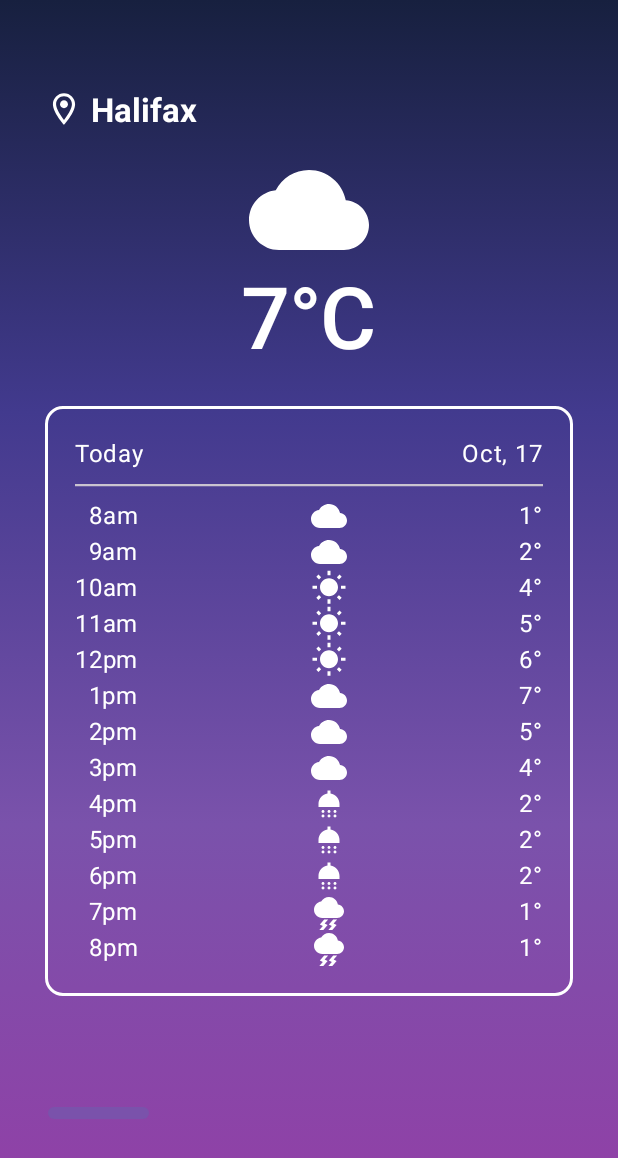
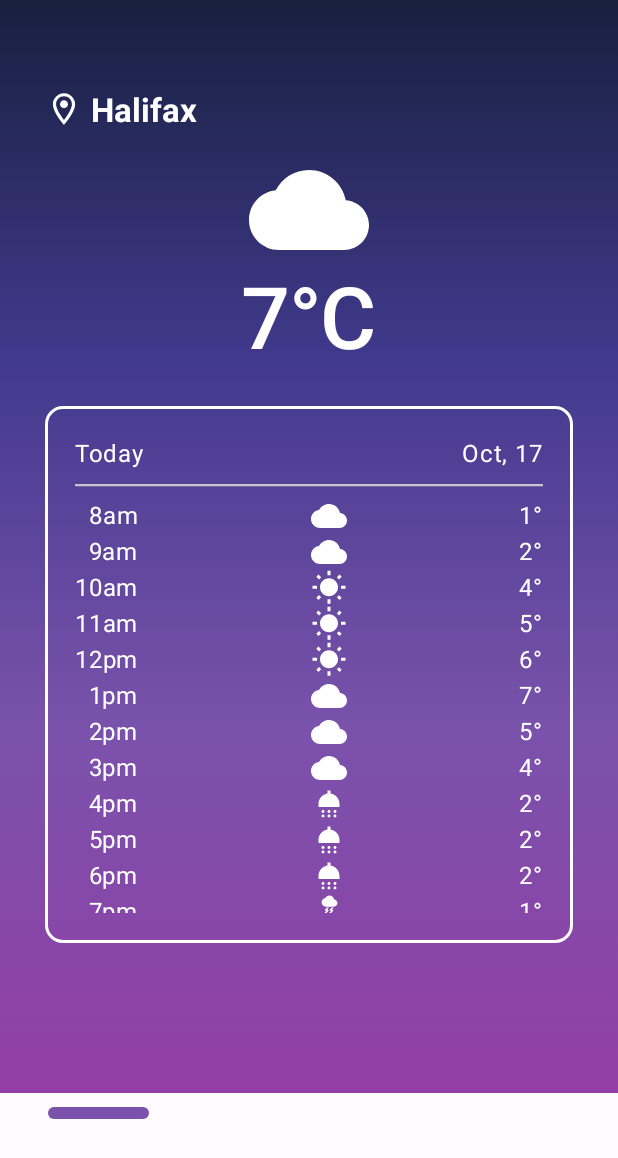
Before and after one commit to MyahBowley/WeatherApp, an Android app built with Jetpack Compose: the screen it shows after launch (MainActivity), on a phone screen of 412 x 824 dp. Shown: the top 1158 px of the screen. Run offline under Robolectric (Android 15) with nearby library versions, the phone set to English and light mode, and no system bars.

Commit message:
fixed innerPadding issue

```diff
--- a/app/src/main/java/com/example/weatherapp/ui/Navigation.kt
+++ b/app/src/main/java/com/example/weatherapp/ui/Navigation.kt
@@ -168,7 +168,7 @@ fun Navigation() {
         NavHost(
             navController = navController,
             startDestination = "WeatherToday",
-//            modifier = Modifier.padding(innerPadding)
+            modifier = Modifier.padding(innerPadding)
 
         ) {
             composable(route = "WeatherToday") {
```
